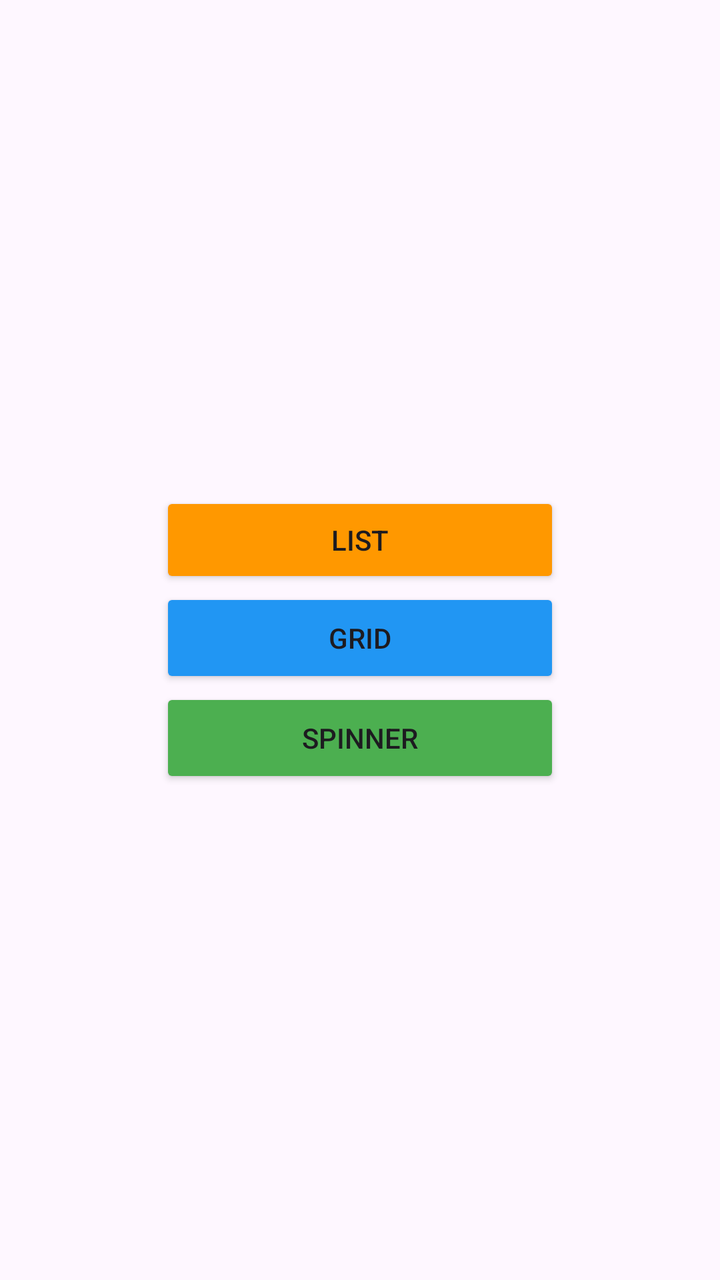
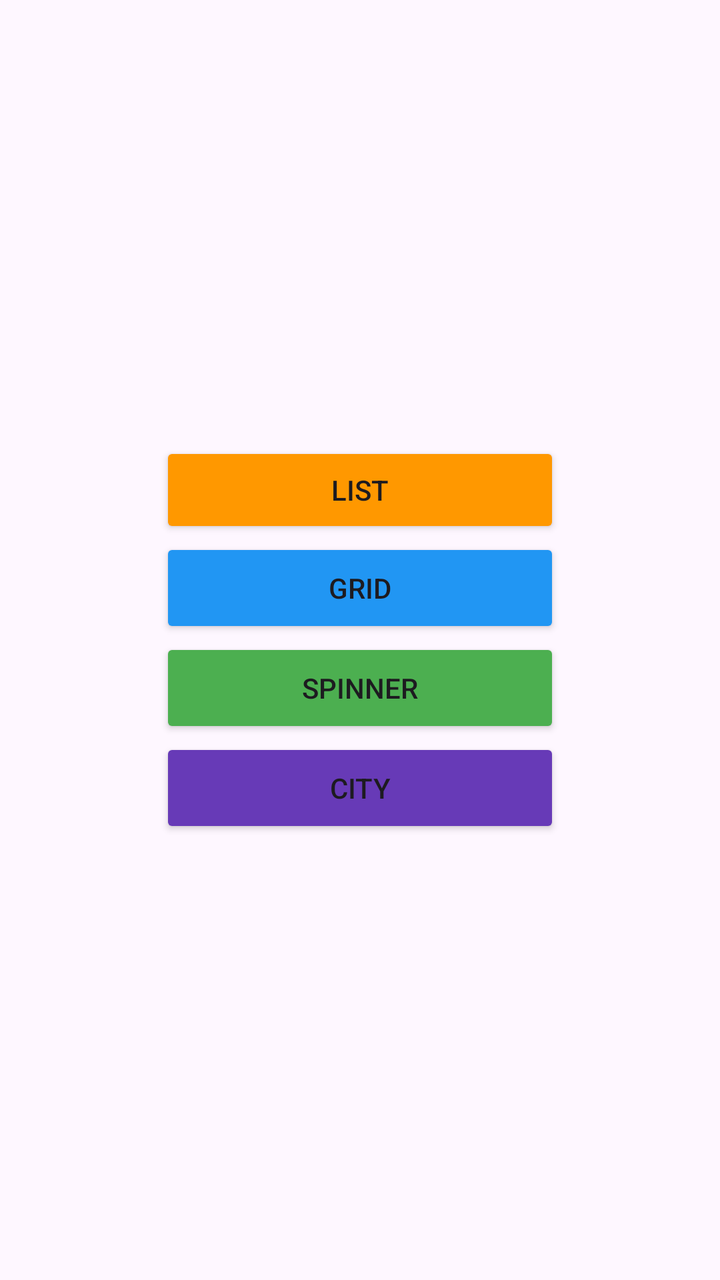

Screens rendered from an Android XML layout before and after an edit, with the pre-edit source and the edit as a unified diff.
<!-- AndroidManifest.xml: application theme Theme.App_ListGridSpinner -->
<!-- res/layout/activity_main.xml -->
<?xml version="1.0" encoding="utf-8"?>
<androidx.constraintlayout.widget.ConstraintLayout xmlns:android="http://schemas.android.com/apk/res/android"
    xmlns:app="http://schemas.android.com/apk/res-auto"
    xmlns:tools="http://schemas.android.com/tools"
    android:id="@+id/main"
    android:layout_width="match_parent"
    android:layout_height="match_parent"
    tools:context=".MainActivity">

    <LinearLayout
        android:layout_width="match_parent"
        android:layout_height="match_parent"
        android:gravity="center"
        android:orientation="vertical"
        app:layout_constraintEnd_toEndOf="parent"
        tools:layout_editor_absoluteY="-87dp">

        <Button
            android:id="@+id/btnList"
            android:layout_width="200sp"
            android:layout_height="wrap_content"
            android:backgroundTint="#FF9800"
            android:text="List"
            android:textColorLink="#FFC107" />

        <Button
            android:id="@+id/btnGrid"
            android:layout_width="200sp"
            android:layout_height="50sp"
            android:backgroundTint="#2196F3"
            android:text="Grid" />

        <Button
            android:id="@+id/btnSpinner"
            android:layout_width="200sp"
            android:layout_height="50sp"
            android:backgroundTint="#4CAF50"
            android:text="Spinner"
            android:textColorLink="#9E8146" />
    </LinearLayout>
</androidx.constraintlayout.widget.ConstraintLayout>
<!-- resources referenced by this layout -->
<resources>
  <style name="Theme.App_ListGridSpinner" parent="Base.Theme.App_ListGridSpinner" />
  <style name="Base.Theme.App_ListGridSpinner" parent="Theme.Material3.DayNight.NoActionBar">
          
          
      </style>
</resources>

<!-- the commit's change to res/layout/activity_main.xml (unified diff, before → after) -->
@@ -37,5 +37,13 @@
             android:backgroundTint="#4CAF50"
             android:text="Spinner"
             android:textColorLink="#9E8146" />
+
+        <Button
+            android:id="@+id/btnCity"
+            android:layout_width="200sp"
+            android:layout_height="50sp"
+            android:backgroundTint="#673AB7"
+            android:text="City"
+            android:textColorLink="#9E8146" />
     </LinearLayout>
 </androidx.constraintlayout.widget.ConstraintLayout>
